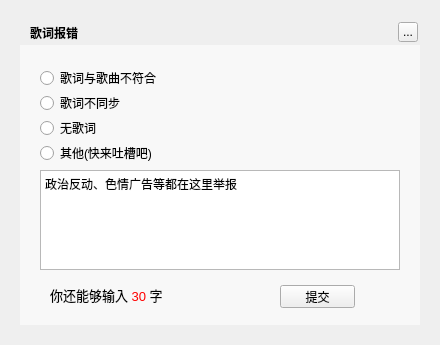
Old version of the form TTKCore/musicUi/musicLrcmanager/musiclrcerrorwidget.ui in the repository Greedysky/TTKMusicPlayer.
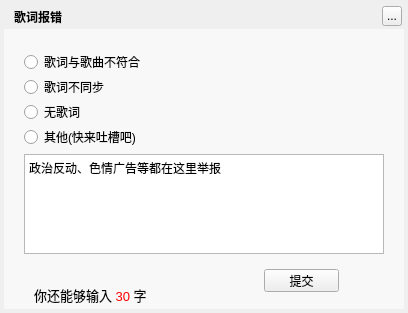
New version of the form.

The edit to the form file:
```diff
--- a/TTKCore/musicUi/musicLrcmanager/musiclrcerrorwidget.ui
+++ b/TTKCore/musicUi/musicLrcmanager/musiclrcerrorwidget.ui
@@ -6,8 +6,8 @@
    <rect>
     <x>0</x>
     <y>0</y>
-    <width>440</width>
-    <height>345</height>
+    <width>408</width>
+    <height>313</height>
    </rect>
   </property>
   <property name="windowTitle">
@@ -16,8 +16,8 @@
   <widget class="QLabel" name="background">
    <property name="geometry">
     <rect>
-     <x>20</x>
-     <y>20</y>
+     <x>4</x>
+     <y>4</y>
      <width>400</width>
      <height>305</height>
     </rect>
@@ -29,8 +29,8 @@
   <widget class="QLabel" name="topTitleName">
    <property name="geometry">
     <rect>
-     <x>30</x>
-     <y>20</y>
+     <x>14</x>
+     <y>4</y>
      <width>91</width>
      <height>25</height>
     </rect>
@@ -45,8 +45,8 @@
   <widget class="QToolButton" name="topTitleCloseButton">
    <property name="geometry">
     <rect>
-     <x>398</x>
-     <y>22</y>
+     <x>382</x>
+     <y>6</y>
      <width>20</width>
      <height>20</height>
     </rect>
@@ -58,8 +58,8 @@
   <widget class="QWidget" name="backgroundMask" native="true">
    <property name="geometry">
     <rect>
-     <x>20</x>
-     <y>45</y>
+     <x>4</x>
+     <y>29</y>
      <width>400</width>
      <height>280</height>
     </rect>
@@ -71,8 +71,8 @@
   <widget class="QRadioButton" name="radioButton1">
    <property name="geometry">
     <rect>
-     <x>40</x>
-     <y>70</y>
+     <x>24</x>
+     <y>54</y>
      <width>200</width>
      <height>16</height>
     </rect>
@@ -84,8 +84,8 @@
   <widget class="QRadioButton" name="radioButton2">
    <property name="geometry">
     <rect>
-     <x>40</x>
-     <y>95</y>
+     <x>24</x>
+     <y>79</y>
      <width>200</width>
      <height>16</height>
     </rect>
@@ -97,8 +97,8 @@
   <widget class="QRadioButton" name="radioButton3">
    <property name="geometry">
     <rect>
-     <x>40</x>
-     <y>120</y>
+     <x>24</x>
+     <y>104</y>
      <width>200</width>
      <height>16</height>
     </rect>
@@ -110,8 +110,8 @@
   <widget class="QRadioButton" name="radioButton4">
    <property name="geometry">
     <rect>
-     <x>40</x>
-     <y>145</y>
+     <x>24</x>
+     <y>129</y>
      <width>200</width>
      <height>16</height>
     </rect>
@@ -123,8 +123,8 @@
   <widget class="QTextEdit" name="textEdit">
    <property name="geometry">
     <rect>
-     <x>40</x>
-     <y>170</y>
+     <x>24</x>
+     <y>154</y>
      <width>360</width>
      <height>100</height>
     </rect>
@@ -140,8 +140,8 @@
   <widget class="QPushButton" name="pushButton">
    <property name="geometry">
     <rect>
-     <x>280</x>
-     <y>285</y>
+     <x>264</x>
+     <y>269</y>
      <width>75</width>
      <height>23</height>
     </rect>
@@ -153,7 +153,7 @@
   <widget class="QLabel" name="label">
    <property name="geometry">
     <rect>
-     <x>50</x>
+     <x>34</x>
      <y>285</y>
      <width>181</width>
      <height>20</height>
```
